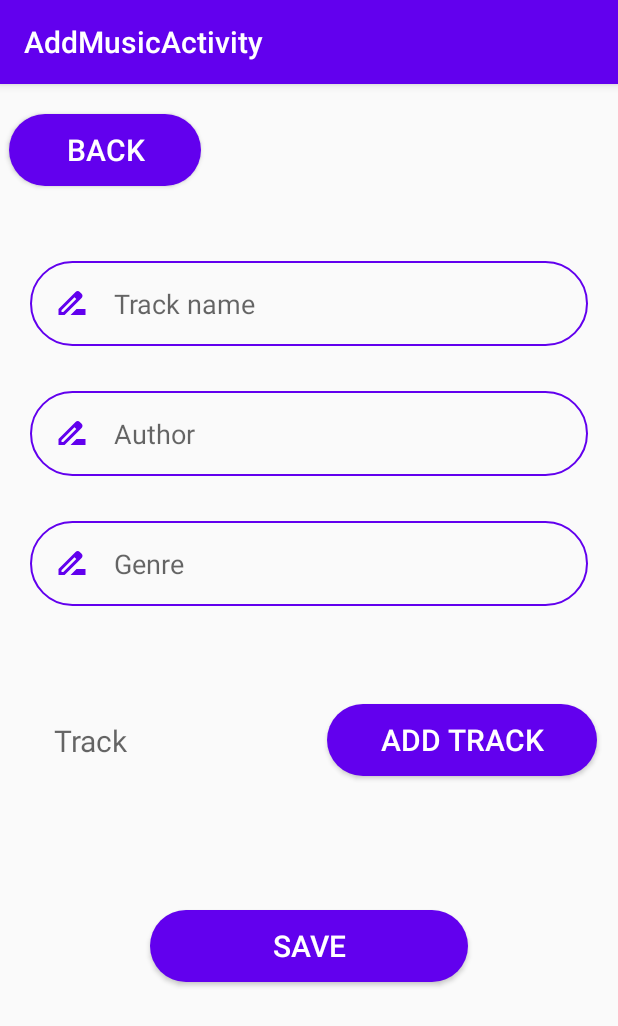
After one commit to Roman-30/--5.2-1, an Android app: the AddMusicActivity screen opened directly, with no data from a screen before it, on a phone screen of 412 x 824 dp. The commit adds this screen. Shown: the top 1026 px of the screen. Run offline under Robolectric (Android 15) with nearby library versions, the phone set to English and light mode, and no system bars.

Commit message:
Create form to add music

```diff
--- a/Frontend/MusicZoneApp/app/build.gradle
+++ b/Frontend/MusicZoneApp/app/build.gradle
@@ -19,6 +19,9 @@ android {
         versionName "1.0"
 
         testInstrumentationRunner "androidx.test.runner.AndroidJUnitRunner"
+        vectorDrawables {
+            useSupportLibrary true
+        }
     }
 
     buildTypes {
@@ -27,6 +30,12 @@ android {
             proguardFiles getDefaultProguardFile('proguard-android-optimize.txt'), 'proguard-rules.pro'
         }
     }
+
+    buildFeatures {
+        compose true
+    }
+
+
 }
 
 dependencies {
@@ -40,8 +49,19 @@ dependencies {
     implementation 'com.squareup.okhttp3:logging-interceptor:3.8.0'
     implementation 'com.google.android.material:material:1.6.0'
     implementation 'com.makeramen:roundedimageview:2.3.0'
+    implementation 'androidx.lifecycle:lifecycle-runtime-ktx:2.3.1'
+    implementation 'androidx.activity:activity-compose:1.5.1'
+    implementation platform('androidx.compose:compose-bom:2022.10.00')
+    implementation 'androidx.compose.ui:ui'
+    implementation 'androidx.compose.ui:ui-graphics'
+    implementation 'androidx.compose.ui:ui-tooling-preview'
+    implementation 'androidx.compose.material3:material3'
     testImplementation 'junit:junit:4.12'
     androidTestImplementation 'androidx.test.ext:junit:1.1.5'
     androidTestImplementation 'androidx.test.espresso:espresso-core:3.5.1'
+    androidTestImplementation platform('androidx.compose:compose-bom:2022.10.00')
+    androidTestImplementation 'androidx.compose.ui:ui-test-junit4'
+    debugImplementation 'androidx.compose.ui:ui-tooling'
+    debugImplementation 'androidx.compose.ui:ui-test-manifest'
 
 }
--- a/Frontend/MusicZoneApp/app/src/main/AndroidManifest.xml
+++ b/Frontend/MusicZoneApp/app/src/main/AndroidManifest.xml
@@ -1,31 +1,36 @@
 <?xml version="1.0" encoding="utf-8"?>
 <manifest xmlns:android="http://schemas.android.com/apk/res/android"
-    package="com.goncharenko.musiczoneapp">
+    package="com.goncharenko.musiczoneapp" >
 
-    <uses-permission android:name="android.permission.INTERNET"/>
+    <uses-permission android:name="android.permission.INTERNET" />
+    <uses-permission android:name="android.permission.READ_EXTERNAL_STORAGE" />
+
     <application
         android:allowBackup="true"
         android:icon="@mipmap/ic_launcher"
         android:label="@string/app_name"
         android:roundIcon="@mipmap/ic_launcher_round"
         android:supportsRtl="true"
-        android:theme="@style/AppTheme">
+        android:theme="@style/AppTheme" >
+        <activity
+            android:name=".activities.AddMusicActivity"
+            android:exported="false"
+            android:label="@string/title_activity_add_music"
+            android:theme="@style/AppTheme" />
         <activity
             android:name=".activities.MainActivity"
             android:exported="true"
-            android:label="@string/app_name">
+            android:label="@string/app_name" >
             <intent-filter>
                 <action android:name="android.intent.action.MAIN" />
 
                 <category android:name="android.intent.category.LAUNCHER" />
             </intent-filter>
         </activity>
-        <activity android:name=".activities.RegistrationAccountActivity"/>
-        <activity android:name=".activities.SendingCodeActivity"/>
-        <activity android:name=".activities.NewPasswordActivity"/>
-        <activity android:name=".activities.EditAccountActivity"/>
+        <activity android:name=".activities.RegistrationAccountActivity" />
+        <activity android:name=".activities.SendingCodeActivity" />
+        <activity android:name=".activities.NewPasswordActivity" />
+        <activity android:name=".activities.EditAccountActivity" />
     </application>
 
-    <uses-permission android:name="android.permission.READ_EXTERNAL_STORAGE" />
-
 </manifest>
--- /dev/null
+++ b/Frontend/MusicZoneApp/app/src/main/java/com/goncharenko/musiczoneapp/activities/AddMusicActivity.java
@@ -0,0 +1,61 @@
+package com.goncharenko.musiczoneapp.activities;
+
+import androidx.appcompat.app.AppCompatActivity;
+
+import android.content.Intent;
+import android.os.Bundle;
+import android.view.View;
+import android.widget.Button;
+import android.widget.EditText;
+
+import com.goncharenko.musiczoneapp.R;
+
+public class AddMusicActivity extends AppCompatActivity {
+
+    private EditText trackNameInput;
+    private EditText authorInput;
+    private EditText genreInput;
+
+    private Button addMusicButton;
+    private Button saveButton;
+    private Button backButton;
+
+    @Override
+    protected void onCreate(Bundle savedInstanceState) {
+        super.onCreate(savedInstanceState);
+        setContentView(R.layout.activity_add_music);
+
+        trackNameInput = findViewById(R.id.track_name_input);
+        authorInput = findViewById(R.id.author_input);
+        genreInput = findViewById(R.id.genre_input);
+
+        backButton = findViewById(R.id.back_button);
+        backButton.setOnClickListener(v -> goBack());
+
+        addMusicButton = findViewById(R.id.add_track_button);
+        addMusicButton.setOnClickListener(v -> addMusic());
+
+        saveButton = findViewById(R.id.save_button);
+        saveButton.setOnClickListener(v -> save());
+    }
+
+    public void goBack(){
+        goToAccount();
+    }
+
+    public void save(){
+        goToAccount();
+    }
+
+    public void addMusic(){
+
+    }
+
+    private void goToAccount(){
+        Intent intent = new Intent(this, MainActivity.class);
+        intent.setFlags(Intent.FLAG_ACTIVITY_CLEAR_TOP);
+        intent.putExtra("fragment", "Account");
+        intent.putExtra("isSignIn", true);
+        startActivity(intent);
+    }
+}
--- a/Frontend/MusicZoneApp/app/src/main/java/com/goncharenko/musiczoneapp/fragments/AdminMusicFragment.java
+++ b/Frontend/MusicZoneApp/app/src/main/java/com/goncharenko/musiczoneapp/fragments/AdminMusicFragment.java
@@ -1,5 +1,6 @@
 package com.goncharenko.musiczoneapp.fragments;
 
+import android.content.Intent;
 import android.database.Cursor;
 import android.os.Bundle;
 
@@ -16,6 +17,8 @@ import android.view.ViewGroup;
 import android.widget.ImageButton;
 
 import com.goncharenko.musiczoneapp.R;
+import com.goncharenko.musiczoneapp.activities.AddMusicActivity;
+import com.goncharenko.musiczoneapp.activities.EditAccountActivity;
 import com.goncharenko.musiczoneapp.models.AudioModel;
 import com.goncharenko.musiczoneapp.viewmodels.MusicViewModel;
 
@@ -39,7 +42,6 @@ public class AdminMusicFragment extends Fragment implements ItemClickInterface,
         View view = inflater.inflate(R.layout.fragment_admin_music, container, false);
 
         musicViewModel = new ViewModelProvider(requireActivity()).get(MusicViewModel.class);
-
         recyclerView = view.findViewById(R.id.recycler_view);
         addMusicButton = view.findViewById(R.id.add_music_button);
         addMusicButton.setOnClickListener(v -> addMusic());
@@ -69,7 +71,8 @@ public class AdminMusicFragment extends Fragment implements ItemClickInterface,
     }
 
     public void addMusic(){
-
+        Intent intent = new Intent(getActivity(), AddMusicActivity.class);
+        startActivity(intent);
     }
 
     @Override
--- /dev/null
+++ b/Frontend/MusicZoneApp/app/src/main/res/layout/activity_add_music.xml
@@ -0,0 +1,112 @@
+<?xml version="1.0" encoding="utf-8"?>
+<RelativeLayout xmlns:android="http://schemas.android.com/apk/res/android"
+    android:layout_width="match_parent"
+    android:layout_height="match_parent"
+    xmlns:tools="http://schemas.android.com/tools"
+    xmlns:app="http://schemas.android.com/apk/res-auto">
+
+
+  <Button
+      android:id="@+id/back_button"
+      android:layout_width="128dp"
+      android:layout_height="wrap_content"
+      android:layout_alignParentStart="true"
+      android:layout_alignParentTop="true"
+      android:layout_marginStart="6dp"
+      android:layout_marginTop="20dp"
+      android:background="@drawable/round_bg"
+      android:text="@string/back"
+      android:textColor="@color/textButtonColor"
+      android:textSize="20dp"
+      app:layout_constraintStart_toStartOf="parent"
+      tools:ignore="MissingConstraints" />
+
+
+  <EditText
+      android:id="@+id/track_name_input"
+      android:layout_width="match_parent"
+      android:layout_height="wrap_content"
+      android:layout_below="@id/back_button"
+      android:layout_marginHorizontal="20dp"
+      android:layout_marginTop="50dp"
+      android:background="@drawable/round_border"
+      android:drawableStart="@drawable/ic_write"
+      android:drawablePadding="16dp"
+      android:ems="10"
+      android:hint="@string/track_name"
+      android:inputType="textPersonName"
+      android:padding="16dp" />
+
+  <EditText
+      android:id="@+id/author_input"
+      android:layout_width="match_parent"
+      android:layout_height="wrap_content"
+      android:layout_below="@id/track_name_input"
+      android:layout_marginHorizontal="20dp"
+      android:layout_marginTop="30dp"
+      android:background="@drawable/round_border"
+      android:drawableStart="@drawable/ic_write"
+      android:drawablePadding="16dp"
+      android:ems="10"
+      android:hint="@string/author"
+      android:inputType="textPersonName"
+      android:padding="16dp" />
+
+  <EditText
+      android:id="@+id/genre_input"
+      android:layout_width="match_parent"
+      android:layout_height="wrap_content"
+      android:layout_below="@id/author_input"
+      android:layout_marginHorizontal="20dp"
+      android:layout_marginTop="30dp"
+      android:background="@drawable/round_border"
+      android:drawableStart="@drawable/ic_write"
+      android:drawablePadding="16dp"
+      android:ems="10"
+      android:hint="@string/genre"
+      android:inputType="textPersonName"
+      android:padding="16dp" />
+
+  <TextView
+      android:id="@+id/track_path"
+      android:layout_width="168dp"
+      android:layout_height="wrap_content"
+      android:layout_below="@id/genre_input"
+      android:layout_marginHorizontal="20dp"
+      android:layout_marginTop="60dp"
+      android:ems="10"
+      android:hint="@string/track_path"
+      android:padding="16dp"
+      android:textSize="20sp" />
+
+
+  <Button
+      android:id="@+id/add_track_button"
+      android:layout_width="180dp"
+      android:layout_height="wrap_content"
+      android:layout_alignBottom="@+id/track_path"
+      android:layout_marginHorizontal="100dp"
+      android:layout_marginStart="10dp"
+      android:layout_marginTop="-56dp"
+      android:layout_marginBottom="6dp"
+      android:layout_toEndOf="@+id/track_path"
+      android:background="@drawable/round_bg"
+      android:text="@string/add_track"
+      android:textColor="@color/textButtonColor"
+      android:textSize="20dp"
+      tools:ignore="MissingConstraints" />
+
+  <Button
+      android:id="@+id/save_button"
+      android:layout_width="match_parent"
+      android:layout_height="wrap_content"
+      android:layout_below="@id/add_track_button"
+      android:layout_marginHorizontal="100dp"
+      android:layout_marginTop="83dp"
+      android:background="@drawable/round_bg"
+      android:text="@string/save"
+      android:textColor="@color/textButtonColor"
+      android:textSize="20dp"
+      tools:ignore="MissingConstraints" />
+
+</RelativeLayout>
--- a/Frontend/MusicZoneApp/app/src/main/res/values/strings.xml
+++ b/Frontend/MusicZoneApp/app/src/main/res/values/strings.xml
@@ -45,6 +45,12 @@
 
     <string name="adminMusic">Admins Music</string>
 
+    <string name="track_name">Track name</string>
+    <string name="author">Author</string>
+    <string name="genre">Genre</string>
+    <string name="track_path">Track</string>
+    <string name="add_track">Add track</string>
+
     <string-array name="misic">
         <item>music 1</item>
         <item>music 2</item>
@@ -54,4 +60,5 @@
     <!-- TODO: Remove or change this placeholder text -->
     <string name="hello_blank_fragment">Hello blank fragment</string>
     <string name="music_time">0:00</string>
+    <string name="title_activity_add_music">AddMusicActivity</string>
 </resources>
```
